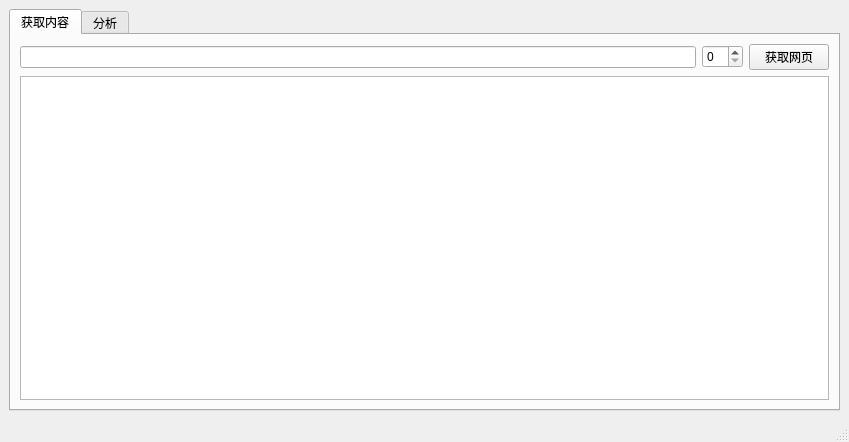
Qt form mainwindow.ui (Decodetalkers/zhihu_spider) before a commit.
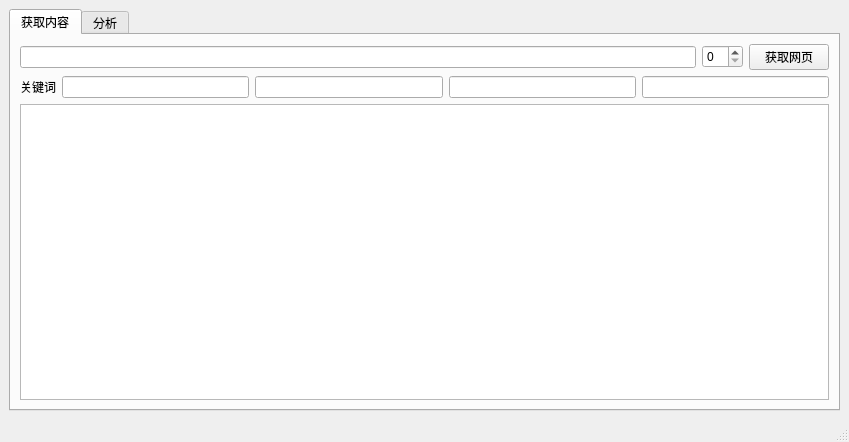
The same form after that commit. The open tabs and pages were chosen to show the change.

```diff
--- a/mainwindow.ui
+++ b/mainwindow.ui
@@ -44,9 +44,32 @@
             </item>
            </layout>
           </item>
-          <item row="1" column="0">
+          <item row="2" column="0">
            <widget class="QTextEdit" name="textEdit"/>
           </item>
+          <item row="1" column="0">
+           <layout class="QHBoxLayout" name="horizontalLayout_4">
+            <item>
+             <widget class="QLabel" name="label">
+              <property name="text">
+               <string>关键词</string>
+              </property>
+             </widget>
+            </item>
+            <item>
+             <widget class="QLineEdit" name="wordsA"/>
+            </item>
+            <item>
+             <widget class="QLineEdit" name="wordsB"/>
+            </item>
+            <item>
+             <widget class="QLineEdit" name="wordsC"/>
+            </item>
+            <item>
+             <widget class="QLineEdit" name="wordsD"/>
+            </item>
+           </layout>
+          </item>
          </layout>
         </item>
        </layout>
```
Left out of the diff: 8 changed lines with no effect on the pictures.
